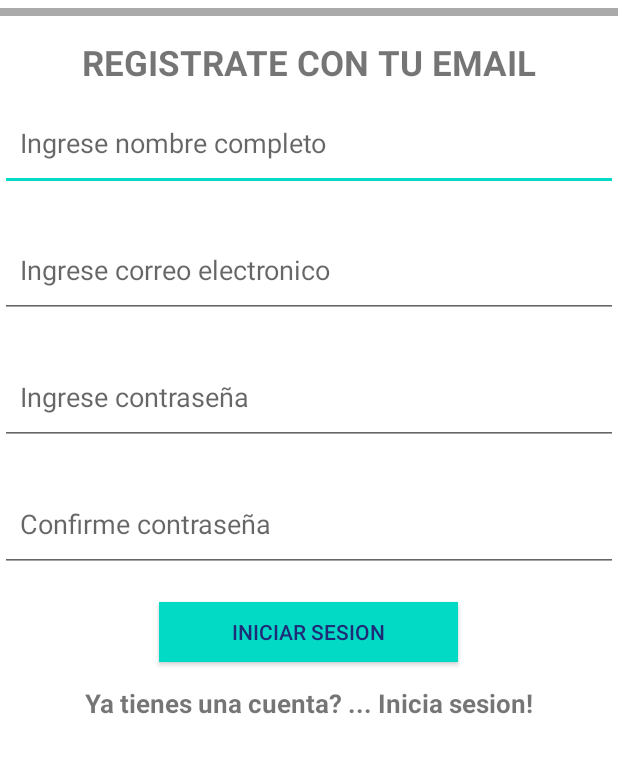
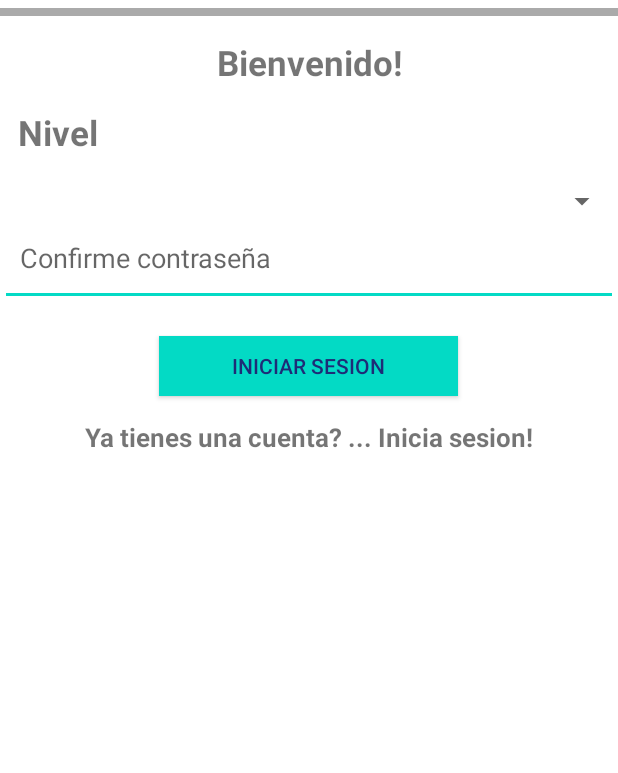
Before and after one commit to cesarestrada090/clasesOnline, an Android app: the layout inicio.xml on its own in the app's theme, with its tools: preview values and no code run, on a phone screen of 412 x 824 dp, the part 180-953 px from its top. Run offline under Robolectric (Android 15) with nearby library versions, the phone set to English and light mode, and no system bars.

Commit message:
puto puto puto revisa y ayuda con eso de alinear

```diff
--- a/solucioname_android/MyApplication/app/src/main/res/layout/inicio.xml
+++ b/solucioname_android/MyApplication/app/src/main/res/layout/inicio.xml
@@ -1,4 +1,3 @@
-<?xml version="1.0" encoding="utf-8"?>
 <LinearLayout xmlns:android="http://schemas.android.com/apk/res/android"
     xmlns:facebook="http://schemas.android.com/apk/res-auto"
     android:layout_width="match_parent"
@@ -43,42 +42,36 @@
         android:layout_height="wrap_content"
         android:layout_marginBottom="15dp"
         android:gravity="center"
-        android:text="REGISTRATE CON TU EMAIL"
+        android:text="Bienvenido!"
         android:textStyle="bold"
         android:textSize="23dp"
         tools:layout_editor_absoluteX="0dp"
         tools:layout_editor_absoluteY="471dp" />
 
-    <EditText
-        android:id="@+id/editText"
-        android:layout_width="match_parent"
+    <TextView
+        android:id="@+id/textView5"
+        android:layout_width="170dp"
         android:layout_height="wrap_content"
-        android:hint="  Ingrese nombre completo "
-        android:layout_marginBottom="30dp"
-        android:paddingBottom="20dp" />
+        android:layout_marginBottom="15dp"
+        android:gravity="left"
+        android:text="  Nivel"
+        android:textSize="23dp"
+        android:textStyle="bold"
+        tools:layout_editor_absoluteX="0dp"
+        tools:layout_editor_absoluteY="471dp" />
 
-    <EditText
-        android:id="@+id/editText2"
-        android:layout_width="match_parent"
-        android:layout_height="wrap_content"
-        android:hint="  Ingrese correo electronico "
-        android:layout_marginBottom="30dp"
-        android:paddingBottom="20dp" />
-
-    <EditText
-        android:id="@+id/editText3"
-        android:layout_width="match_parent"
-        android:layout_height="wrap_content"
-        android:hint="  Ingrese contraseña "
-        android:layout_marginBottom="30dp"
-        android:paddingBottom="20dp" />
+    <Spinner
+        android:id="@+id/spinner"
+        android:layout_width="170dp"
+        android:layout_height="30dp"
+        android:layout_gravity="right" />
 
     <EditText
         android:id="@+id/editText4"
         android:layout_width="match_parent"
         android:layout_height="wrap_content"
+        android:layout_marginBottom="20dp"
         android:hint="  Confirme contraseña "
-        android:layout_marginBottom="20dp"
         android:paddingBottom="20dp" />
 
     <Button
--- a/solucioname_android/MyApplication/app/src/main/res/layout/registrobru.xml
+++ b/solucioname_android/MyApplication/app/src/main/res/layout/registrobru.xml
@@ -54,7 +54,7 @@
         android:layout_width="match_parent"
         android:layout_height="wrap_content"
         android:hint="  Ingrese nombre completo "
-        android:layout_marginBottom="30dp"
+        android:layout_marginBottom="25dp"
         android:paddingBottom="20dp" />
 
     <EditText
@@ -62,7 +62,7 @@
         android:layout_width="match_parent"
         android:layout_height="wrap_content"
         android:hint="  Ingrese correo electronico "
-        android:layout_marginBottom="30dp"
+        android:layout_marginBottom="25dp"
         android:paddingBottom="20dp" />
 
     <EditText
@@ -70,7 +70,7 @@
         android:layout_width="match_parent"
         android:layout_height="wrap_content"
         android:hint="  Ingrese contraseña "
-        android:layout_marginBottom="30dp"
+        android:layout_marginBottom="25dp"
         android:paddingBottom="20dp" />
 
     <EditText
@@ -78,8 +78,16 @@
         android:layout_width="match_parent"
         android:layout_height="wrap_content"
         android:hint="  Confirme contraseña "
-        android:layout_marginBottom="20dp"
+        android:layout_marginBottom="5dp"
         android:paddingBottom="20dp" />
+
+    <CheckBox
+        android:id="@+id/checkBox"
+        android:layout_width="match_parent"
+        android:layout_height="wrap_content"
+        android:layout_marginBottom="5dp"
+        android:gravity="center"
+        android:text="Acepto terminos y condiciones" />
 
     <Button
         android:id="@+id/button"
@@ -89,7 +97,7 @@
         android:background="@color/colorAccent"
         android:text="INICIAR SESION"
         android:textColor="#1E2C77"
-        android:layout_marginBottom="20dp"
+        android:layout_marginBottom="10dp"
         tools:layout_editor_absoluteX="116dp"
         tools:layout_editor_absoluteY="516dp" />
 
```
